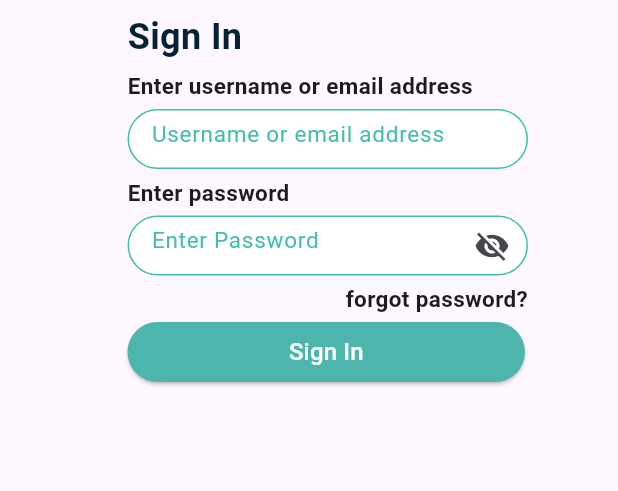
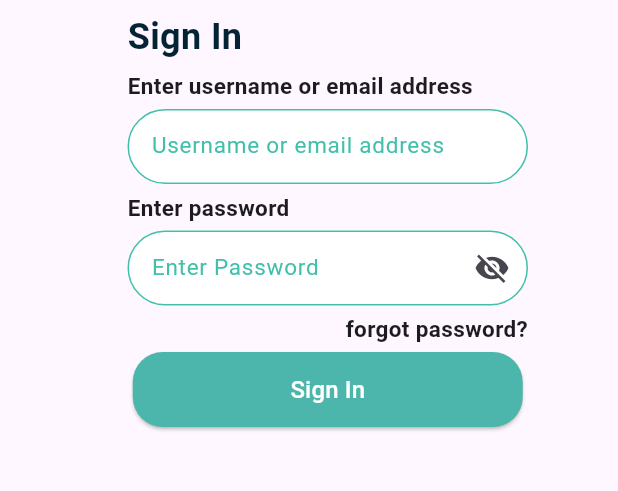
Before and after one commit to MamoonaRamzan/SwiftHR, a Flutter app: the Sign_In screen opened directly, on a phone screen of 412 x 824 dp, the part 545-1036 px from its top. Run offline on Flutter 3.47's test engine with Material 3 defaults, Android fonts, the phone set to English and light mode, and no system bars.

Commit message:
did some changes
Changes 2

```diff
--- a/swift_hr/lib/Screens/Components/CustomTextField.dart
+++ b/swift_hr/lib/Screens/Components/CustomTextField.dart
@@ -6,7 +6,7 @@ class CustomField extends StatelessWidget {
   @override
   Widget build(BuildContext context) {
     return SizedBox(
-      height: 40,
+      height: 50,
       width: 267,
       child: TextField(
         decoration: InputDecoration(
--- a/swift_hr/lib/Screens/Components/CutomButton.dart
+++ b/swift_hr/lib/Screens/Components/CutomButton.dart
@@ -1,27 +1,38 @@
 import 'package:flutter/material.dart';
 
-class CustomButton extends StatelessWidget {
+class CustomButton extends StatefulWidget {
   final String btnText;
-  CustomButton({required this.btnText});
+  final ContextCallback onPressed;
+  CustomButton({required this.btnText,required this.onPressed});
 
   @override
+  State<CustomButton> createState() => _CustomButtonState();
+}
+
+class _CustomButtonState extends State<CustomButton> {
+  bool _isHovered = false;
+  @override
   Widget build(BuildContext context) {
-    return Container(
-      height: 40,
-      width: 265,
+    return Center(
+      child: MouseRegion(
+        onEnter: (_) => _onHover(true),
+        onExit: (_) => _onHover(false),
         child: ElevatedButton(
-        onPressed: () {
-
+          onPressed: (){
+            _onHover(true);
+            _isHovered ? Colors.black : Color(0xFF4DB6AC);
+            widget.onPressed(context);
           },
           style: ElevatedButton.styleFrom(
-          //padding: EdgeInsets.symmetric(horizontal: 50, vertical: 15),
+            fixedSize: Size(260, 50),
+            padding: EdgeInsets.zero,
             shape: RoundedRectangleBorder(
               borderRadius: BorderRadius.circular(20),
             ),
-          primary: Color(0xFF4DB6AC),
+            primary: _isHovered ? Colors.black : Color(0xFF4DB6AC),
           ),
           child: Text(
-          btnText,
+            widget.btnText,
             style: TextStyle(
               fontFamily: 'Roboto',
               fontSize: 16,
@@ -29,6 +40,14 @@ class CustomButton extends StatelessWidget {
             ),
           ),
         ),
+      ),
     );
   }
+
+  void _onHover(bool isHovered) {
+    setState(() {
+      _isHovered = isHovered;
+    });
   }
+}
+typedef ContextCallback = void Function(BuildContext);
--- a/swift_hr/lib/Screens/Components/PasswordField.dart
+++ b/swift_hr/lib/Screens/Components/PasswordField.dart
@@ -11,7 +11,7 @@ class _PasswordFieldState extends State<PasswordField> {
   @override
   Widget build(BuildContext context) {
     return SizedBox(
-      height: 40,
+      height: 50,
       width: 267,
       child: TextField(
         obscureText: _isObscure,
--- a/swift_hr/lib/Screens/signIn.dart
+++ b/swift_hr/lib/Screens/signIn.dart
@@ -4,9 +4,12 @@ import 'package:swift_hr/Screens/Components/CutomButton.dart';
 import 'package:swift_hr/Screens/Components/HeadingText.dart';
 import 'package:swift_hr/Screens/Components/HexColor.dart';
 import 'package:swift_hr/Screens/Components/PasswordField.dart';
+import 'package:swift_hr/Screens/forgetPasswordScreen.dart';
 class Sign_In extends StatelessWidget {
   const Sign_In({super.key});
+void signIn(BuildContext context){
 
+}
   @override
   Widget build(BuildContext context) {
     return Scaffold(
@@ -86,15 +89,20 @@ class Sign_In extends StatelessWidget {
                                 padding: const EdgeInsets.only(top: 5,bottom: 5),
                                 child: Container(
                                   alignment: Alignment.bottomRight,
-                                  child: Text("forgot password?",
-                                    style: TextStyle(
-                                      fontWeight: FontWeight.bold,
-                                      fontSize: 15,
+                                  child: InkWell(
+                                    onTap: (){
+                                      Navigator.pushReplacement(context, MaterialPageRoute(builder:(context)=>ForgotPasswordScreen()));
+                                    },
+                                    child: Text("forgot password?",
+                                      style: TextStyle(
+                                        fontWeight: FontWeight.bold,
+                                        fontSize: 15,
+                                      ),
                                     ),
                                   ),
                                 ),
                               ),
-                              CustomButton(btnText: "Sign In")
+                              CustomButton(btnText: "Sign In",onPressed: signIn,)
 
                             ],
                           ),
--- a/swift_hr/lib/main.dart
+++ b/swift_hr/lib/main.dart
@@ -1,4 +1,6 @@
 import 'package:flutter/material.dart';
+import 'package:swift_hr/Screens/forgetPasswordScreen.dart';
+import 'package:swift_hr/Screens/otpVerificationScreen.dart';
 import 'package:swift_hr/Screens/resetPassword.dart';
 import 'package:swift_hr/Screens/signIn.dart';
 import 'package:swift_hr/Screens/splashScreen.dart';
```
Also changed, not shown: swift_hr/lib/Screens/forgetPasswordScreen.dart (+14 -2 lines), swift_hr/lib/Screens/otpVerificationScreen.dart (+12 -1 lines), swift_hr/lib/Screens/resetPassword.dart (+10 -2 lines), swift_hr/lib/Screens/splashScreen.dart (+9 -3 lines), swift_hr/assets/images/Ellipse1.png (renamed from swift_hr/assets/images/Splash/Ellipse1.png), swift_hr/assets/images/Ellipse2.png (renamed from swift_hr/assets/images/Splash/Ellipse2.png). Lines whose indentation alone changed are shown as unchanged.
